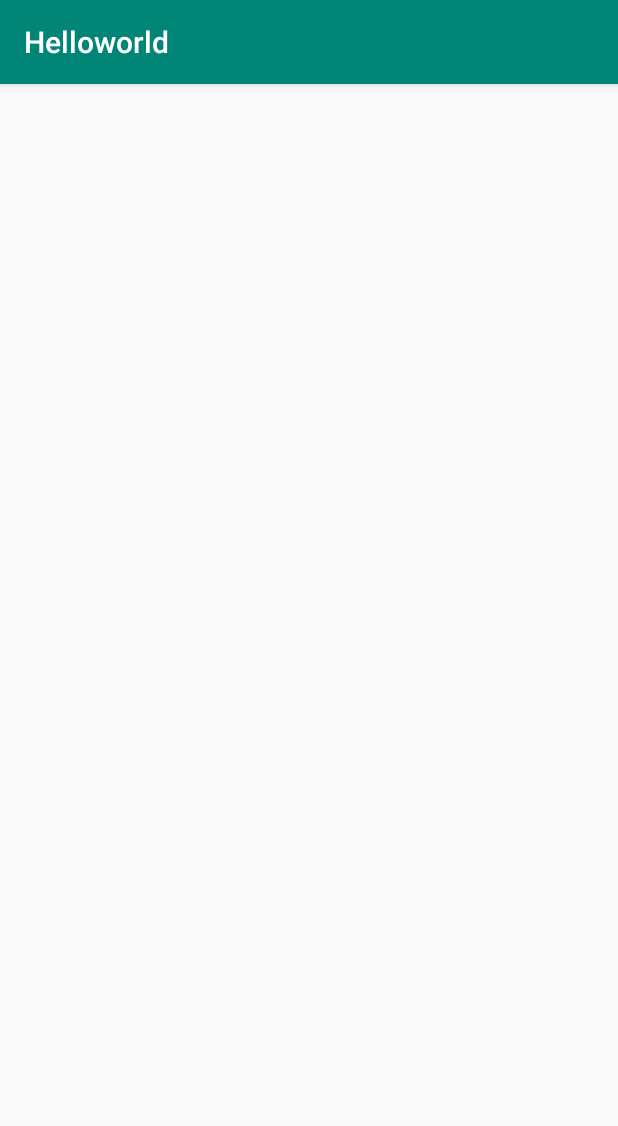
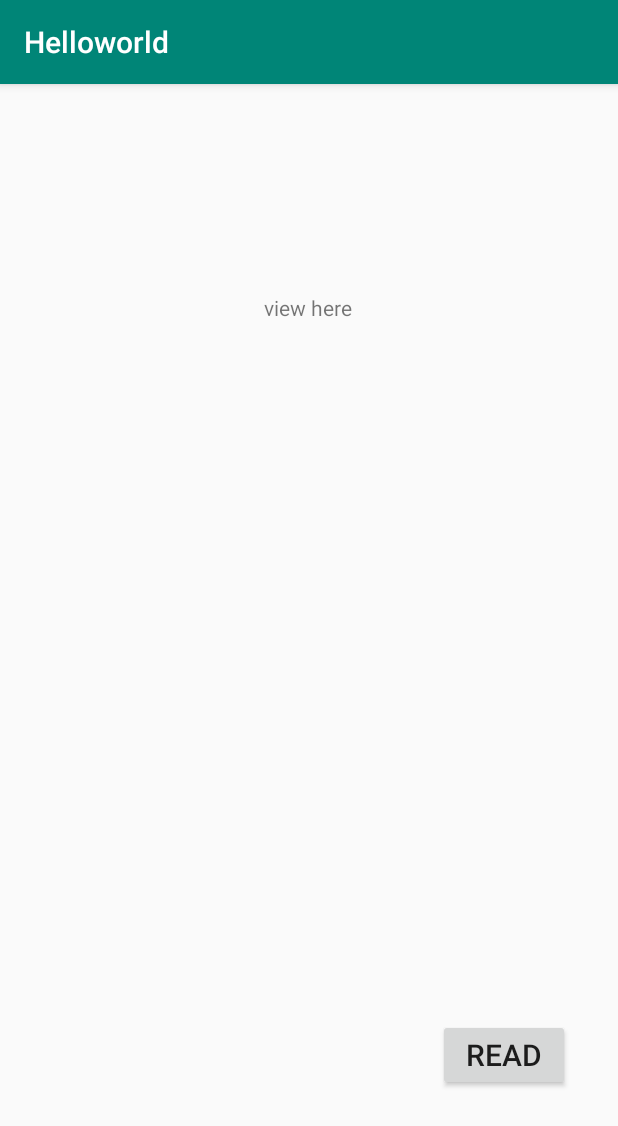
Before and after one commit to NinsiimaD/Helloworld, an Android app: the bottom_activity screen opened directly, with no data from a screen before it, on a phone screen of 412 x 824 dp. Shown: the top 1126 px of the screen. Run offline under Robolectric (Android 15) with nearby library versions, the phone set to English and light mode, and no system bars.

Commit message:
Class practice

```diff
--- a/app/src/main/java/com/example/helloworld/bottom_activity.java
+++ b/app/src/main/java/com/example/helloworld/bottom_activity.java
@@ -3,12 +3,42 @@ package com.example.helloworld;
 import androidx.appcompat.app.AppCompatActivity;
 
 import android.os.Bundle;
+import android.view.View;
+import android.widget.Button;
+import android.widget.TextView;
+
+import java.io.InputStream;
 
 public class bottom_activity extends AppCompatActivity {
+    Button dora;
+    TextView h;
 
     @Override
     protected void onCreate(Bundle savedInstanceState) {
         super.onCreate(savedInstanceState);
         setContentView(R.layout.activity_bottom_activity);
+        h=findViewById(R.id.textView3);
+        dora=findViewById(R.id. cprogram);
+        dora.setOnClickListener(new View.OnClickListener() {
+            @Override
+            public void onClick(View v) {
+                String n="";
+                try {
+                    InputStream inputStream=getAssets().open("c program.c");
+                    int m= inputStream.available();
+                    byte[] b = new byte[m];
+                    inputStream.read(b);
+                    inputStream.close();
+                    n=new String(b);
+
+
+                }
+                catch (Exception  e){
+                    e.printStackTrace();
+                }
+                h.setText((CharSequence) n);
+
+            }
+        });
     }
 }
--- a/app/src/main/res/layout/activity_bottom_activity.xml
+++ b/app/src/main/res/layout/activity_bottom_activity.xml
@@ -6,4 +6,32 @@
     android:layout_height="match_parent"
     tools:context=".bottom_activity">
 
+
+    <TextView
+        android:id="@+id/textView3"
+        android:layout_width="wrap_content"
+        android:layout_height="wrap_content"
+        android:layout_marginStart="132dp"
+        android:layout_marginLeft="132dp"
+        android:text="view here"
+        android:layout_marginBottom="250dp"
+        app:layout_constraintBottom_toBottomOf="parent"
+        app:layout_constraintEnd_toEndOf="parent"
+        app:layout_constraintHorizontal_bias="0.2"
+        app:layout_constraintStart_toStartOf="parent"
+        app:layout_constraintTop_toTopOf="parent"
+        app:layout_constraintVertical_bias="0.28" />
+
+    <Button
+        android:id="@+id/cprogram"
+        android:layout_width="wrap_content"
+        android:layout_height="wrap_content"
+        android:layout_marginStart="292dp"
+        android:layout_marginLeft="292dp"
+        android:text="read"
+        android:textSize="20dp"
+        app:layout_constraintBottom_toBottomOf="parent"
+        app:layout_constraintStart_toStartOf="parent"
+        app:layout_constraintTop_toTopOf="parent"
+        app:layout_constraintVertical_bias="0.866" />
 </androidx.constraintlayout.widget.ConstraintLayout>
```
Also changed, not shown: app/src/main/java/com/example/helloworld/MainActivity.java (+9 -0 lines), app/src/main/res/layout/activity_main.xml (+10 -0 lines).
